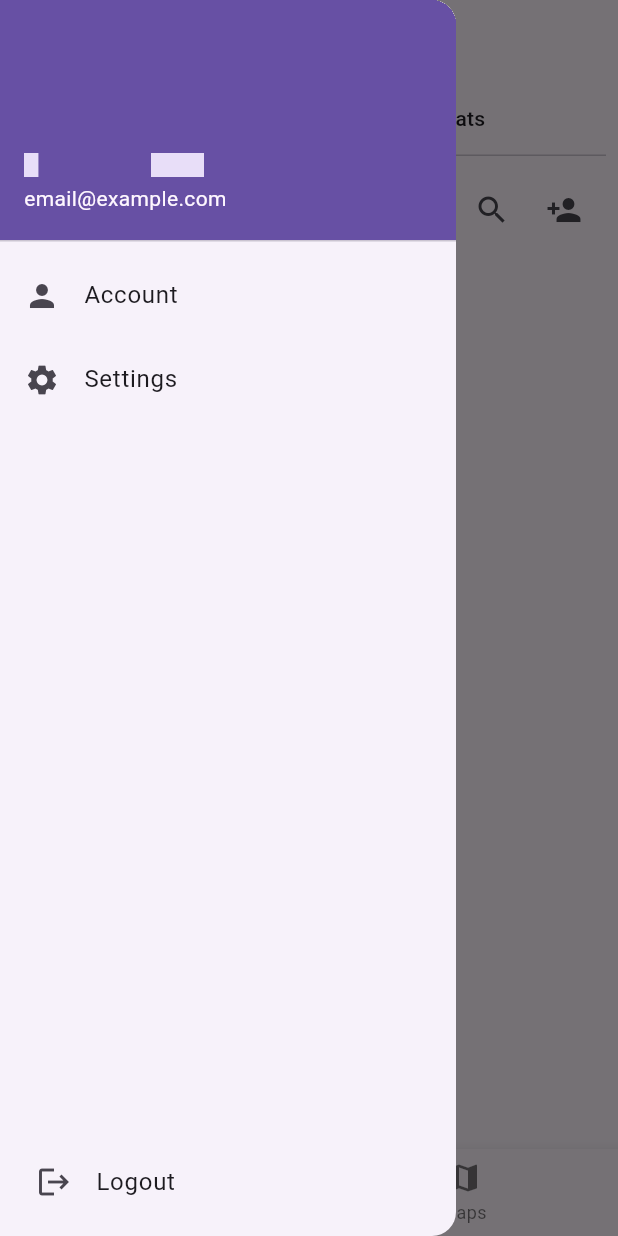
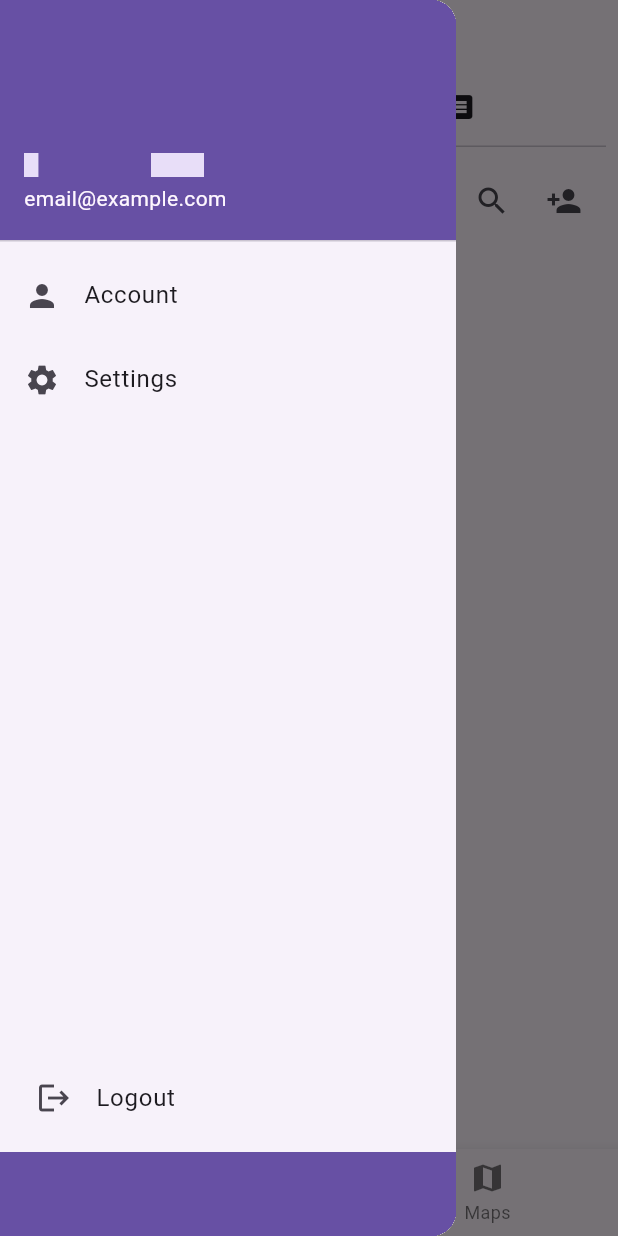
Before and after one commit to melkyG/points-app, a Flutter app: the MainScreen screen opened by its route, with the side drawer open, on a phone screen of 412 x 824 dp. Run offline on Flutter 3.47's test engine with Material 3 defaults, Android fonts, the phone set to English and light mode, and no system bars; our stand-ins replace cloud_firestore, firebase_core, flutter_riverpod, flutter_secure_storage; accounts and stored records are empty.

Commit message:
UI improvements

```diff
--- a/points-app/lib/pages/main_screen.dart
+++ b/points-app/lib/pages/main_screen.dart
@@ -11,26 +11,67 @@ class MainScreen extends ConsumerWidget {
   @override
   Widget build(BuildContext context, WidgetRef ref) {
     final selectedIndex = ref.watch(selectedIndexProvider);
+    final messagingTab = ref.watch(messagingTabIndexProvider);
+    String title;
+    if (selectedIndex == 1) {
+      title = 'Maps';
+    } else {
+      title = messagingTab == 0 ? 'Friends' : 'Chats';
+    }
 
     // Simple mapping of tab index to page widgets.
     final pages = const [MessagingPage(), MapsPage()];
 
     return Scaffold(
       appBar: AppBar(
-        title: const Text('Points - Main'),
+        automaticallyImplyLeading: false,
+        // Slightly reduce the app bar height and font size for the dynamic title
+        toolbarHeight: 50,
+        title: Text(
+          title,
+          style: TextStyle(fontSize: 18),
+        ),
+        centerTitle: true,
       ),
       drawer: const AppDrawer(), // Drawer slides over the content by default.
       body: IndexedStack(
         index: selectedIndex,
         children: pages,
       ),
-      bottomNavigationBar: BottomNavigationBar(
-        currentIndex: selectedIndex,
-        onTap: (i) => ref.read(selectedIndexProvider.notifier).state = i,
-        items: const [
-          BottomNavigationBarItem(icon: Icon(Icons.message), label: 'Messaging'),
-          BottomNavigationBarItem(icon: Icon(Icons.map), label: 'Maps'),
-        ],
+      bottomNavigationBar: SafeArea(
+        child: Row(
+          children: [
+            // Drawer button on bottom-left
+            Builder(builder: (ctx) {
+              // Slightly increase the width of the drawer button so it's easier to tap
+              return SizedBox(
+                width: 64,
+                child: IconButton(
+                  tooltip: 'Open menu',
+                  icon: const Icon(Icons.menu),
+                  onPressed: () => Scaffold.of(ctx).openDrawer(),
+                ),
+              );
+            }),
+            // Expand the BottomNavigationBar to occupy remaining space
+            Expanded(
+              child: BottomNavigationBar(
+                currentIndex: selectedIndex,
+                onTap: (i) {
+                  ref.read(selectedIndexProvider.notifier).state = i;
+                  if (i == 0) {
+                    // whenever we navigate into Messaging, default to Chats (index 1)
+                    ref.read(messagingTabIndexProvider.notifier).state = 1;
+                  }
+                },
+                items: const [
+                  BottomNavigationBarItem(icon: Icon(Icons.message), label: 'Messaging'),
+                  BottomNavigationBarItem(icon: Icon(Icons.map), label: 'Maps'),
+                ],
+              ),
+            ),
+          ],
+        ),
       ),
     );
   }
--- a/points-app/lib/pages/messaging_page.dart
+++ b/points-app/lib/pages/messaging_page.dart
@@ -1,16 +1,47 @@
 import 'package:flutter/material.dart';
 import 'package:flutter_riverpod/flutter_riverpod.dart';
+import '../providers/navigation_provider.dart';
 import 'friend_search_page.dart';
 import 'friend_requests_page.dart';
 
-class MessagingPage extends StatelessWidget {
+class MessagingPage extends ConsumerStatefulWidget {
   const MessagingPage({super.key});
 
   @override
+  ConsumerState<MessagingPage> createState() => _MessagingPageState();
+}
+
+class _MessagingPageState extends ConsumerState<MessagingPage> with SingleTickerProviderStateMixin {
+  late final TabController _tabController;
+
+  @override
+  void initState() {
+    super.initState();
+    _tabController = TabController(length: 2, vsync: this);
+    _tabController.addListener(() {
+      if (!_tabController.indexIsChanging) {
+        // update provider when tab settles
+        ref.read(messagingTabIndexProvider.notifier).state = _tabController.index;
+      }
+    });
+  }
+
+  @override
+  void dispose() {
+    _tabController.dispose();
+    super.dispose();
+  }
+
+  @override
   Widget build(BuildContext context) {
-    return DefaultTabController(
-      length: 2,
-      child: Column(
+    // Keep TabController in sync with provider changes. Using ref.listen inside
+    // build is allowed for ConsumerState and registers a lifecycle-tied listener.
+    ref.listen<int>(messagingTabIndexProvider, (prev, next) {
+      if (!_tabController.indexIsChanging && _tabController.index != next) {
+        _tabController.animateTo(next);
+      }
+    });
+    return Column(
       children: [
         Material(
           color: Theme.of(context).scaffoldBackgroundColor,
@@ -20,26 +51,30 @@ class MessagingPage extends StatelessWidget {
               children: [
                 Expanded(
                   child: TabBar(
+                    controller: _tabController,
                     labelColor: Theme.of(context).colorScheme.primary,
                     unselectedLabelColor: Theme.of(context).textTheme.bodySmall?.color,
-                      tabs: const [Tab(text: 'Friends'), Tab(text: 'Chats')],
+                    tabs: const [
+                      Tab(icon: Icon(Icons.groups)),
+                      Tab(icon: Icon(Icons.message)),
+                    ],
                   ),
                 ),
-                  // Header no longer contains action icons; icons will appear inside the Friends tab body.
+                // Header icons live inside the tab bodies
               ],
             ),
           ),
         ),
-          const Expanded(
+        Expanded(
           child: TabBarView(
-              children: [
+            controller: _tabController,
+            children: const [
               FriendsTab(),
               Center(child: Text('Chats tab', style: TextStyle(fontSize: 18))),
             ],
           ),
         ),
       ],
-      ),
     );
   }
 }
--- a/points-app/lib/providers/navigation_provider.dart
+++ b/points-app/lib/providers/navigation_provider.dart
@@ -2,3 +2,6 @@ import 'package:flutter_riverpod/flutter_riverpod.dart';
 
 // Riverpod provider managing the selected bottom tab index.
 final selectedIndexProvider = StateProvider<int>((ref) => 0);
+
+// Provider to track the active tab inside the MessagingPage (0 = Friends, 1 = Chats)
+final messagingTabIndexProvider = StateProvider<int>((ref) => 0);
--- a/points-app/lib/widgets/app_drawer.dart
+++ b/points-app/lib/widgets/app_drawer.dart
@@ -22,9 +22,11 @@ class _AppDrawerState extends ConsumerState<AppDrawer> {
     return Drawer(
       child: SafeArea(
         child: Column(
-          mainAxisAlignment: MainAxisAlignment.spaceBetween,
           children: [
-            Column(
+            // Top content: make scrollable if it grows
+            Expanded(
+              child: SingleChildScrollView(
+                child: Column(
                   children: [
                     UserAccountsDrawerHeader(
                       accountName: accountName == null
@@ -48,7 +50,10 @@ class _AppDrawerState extends ConsumerState<AppDrawer> {
                     ),
                   ],
                 ),
-            // Logout button aligned at the bottom
+              ),
+            ),
+
+            // Logout button placed above the bottom banner
             Padding(
               padding: const EdgeInsets.all(8.0),
               child: Consumer(
@@ -56,14 +61,45 @@ class _AppDrawerState extends ConsumerState<AppDrawer> {
                   return ListTile(
                     leading: const Icon(Icons.logout),
                     title: const Text('Logout'),
-                    onTap: () async {
+                    onTap: () {
+                      // Show a blocking confirmation dialog
+                      showDialog<void>(
+                        context: context,
+                        barrierDismissible: true,
+                        builder: (dialogCtx) {
+                          return AlertDialog(
+                            title: const Center(child: Text('Confirm Logout?')),
+                            actionsAlignment: MainAxisAlignment.center,
+                            actions: [
+                              TextButton(
+                                onPressed: () {
+                                  Navigator.of(dialogCtx).pop();
+                                },
+                                child: const Text('No'),
+                              ),
+                              TextButton(
+                                onPressed: () async {
+                                  Navigator.of(dialogCtx).pop();
                                   await ref.read(authProvider.notifier).logout();
-                      // Clear navigation and return to login
                                   Navigator.pushNamedAndRemoveUntil(context, '/login', (r) => false);
+                                },
+                                child: const Text('Yes'),
+                              ),
+                            ],
+                          );
+                        },
+                      );
                     },
                   );
                 },
               ),
+            ),
+
+            // Bottom banner that matches the top header color and fills
+            // the height equal to the BottomNavigationBar (so drawer bottom aligns)
+            Container(
+              height: kBottomNavigationBarHeight,
+              color: Theme.of(context).colorScheme.primary,
             ),
           ],
         ),
```
Lines whose indentation alone changed are shown as unchanged.
